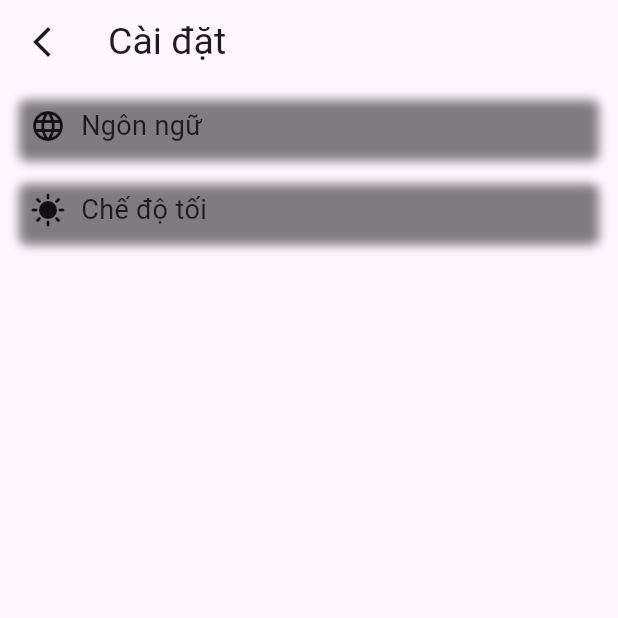
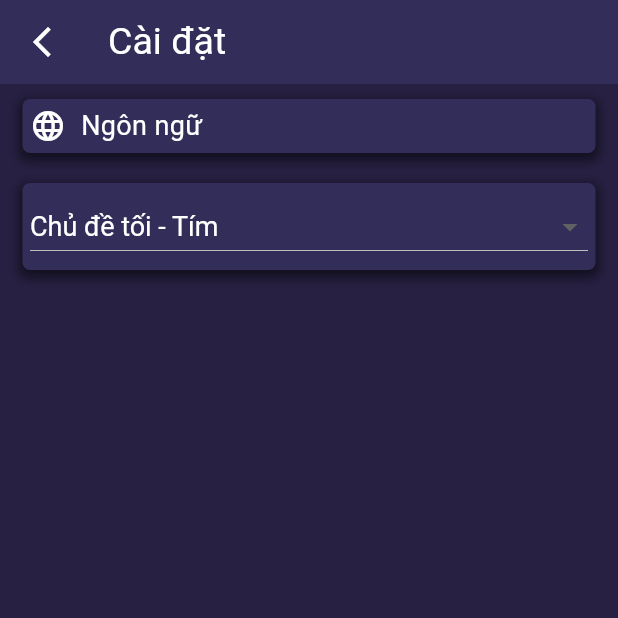
Before and after one commit to PhamVietTuong/Cinema, a Flutter app: the SettingsScreen screen opened directly, on a phone screen of 412 x 824 dp, the top half of it. Run offline on Flutter 3.47's test engine with Material 3 defaults, Android fonts, the phone set to English and light mode, and no system bars; our stand-ins replace curved_labeled_navigation_bar, qr_flutter, shared_preferences, webview_flutter; missing offline and left inert: signalr_netcore; accounts and stored records are empty; network calls fail.

Commit message:
Change ui style app from config

```diff
--- a/cinema_app/lib/config.dart
+++ b/cinema_app/lib/config.dart
@@ -1,47 +1,43 @@
-
 import 'package:flutter/material.dart';
 import 'package:intl/intl.dart';
 import 'package:shared_preferences/shared_preferences.dart';
 
-
 //var serverUrl = 'https://10.0.2.2:7209';
 var serverUrl = 'http://103.104.122.137:9000';
 
-
-
 class Styles {
-  static const backgroundColor = {
+  static const Map<String, Color> backgroundColor = {
     "dark_purple": Color(0xFF272042),
   };
-  static const backgroundContent = {
+  static const Map<String, Color> backgroundContent = {
     "dark_purple": Color(0xFF332E59),
     "light_purple": Colors.white
   };
-  static const btnColor = {
+  static const Map<String, Color> btnColor = {
     "dark_purple": Color(0xff802ef7),
     "light_purple": Colors.white
   };
-  static const boldTextColor = {
+  static const Map<String, Color> boldTextColor = {
     "dark_purple": Color(0xffffffff),
     "light_purple": Colors.white
   };
-  static const textColor = {
+  static const Map<String, Color> textColor = {
     "dark_purple": Color(0xffcccbd5),
     "light_purple": Colors.white
   };
-  static const gradientTop = {
+  static const Map<String, Color> gradientTop = {
     "dark_purple": Color(0xff802ef7),
     "light_purple": Colors.white
   };
-  static const gradientBot = {
+  static const Map<String, Color> gradientBot = {
     "dark_purple": Color(0xffB654C3),
     "light_purple": Colors.white
   };
-  static const titleColor = {
+  static const Map<String, Color> titleColor = {
     "dark_purple": Color(0xff774ECB),
     "light_purple": Colors.white
   };
-  static const textSelectionColor = {
+  static const Map<String, Color> textSelectionColor = {
     "dark_purple": Color(0xffF3F647),
     "light_purple": Colors.white
   };
@@ -87,6 +83,7 @@ class Config {
   }
 
   static Future<void> loadMode() async {
+     // _prefs.remove(Constants.themeModeKey);
     themeMode = _prefs.getString(Constants.themeModeKey);
     if (themeMode == null) {
       await setThemeMode(Constants.defaultTheme);
@@ -100,12 +97,12 @@ class Config {
 class Constants {
   static const String themeModeKey = "themeMode";
   static const String languageModeKey = "languageMode";
-  static const String defaultTheme = "darkPurple";
+  static const String defaultTheme = darkPurpleTheme;
 
-  static const String darkPurpleTheme = "darkPurple";
-  static const String lightPurpleTheme = "light";
-  static final List<Map<String, String>> themes = [
-    {darkPurpleTheme: "Chủ đề tối - Tím"},
-    {lightPurpleTheme: "Chủ đề sáng - Tím"},
-  ];
+  static const String darkPurpleTheme = "dark_purple";
+  static const String lightPurpleTheme = "light_purple";
+  static final Map<String, String> themes = {
+    darkPurpleTheme: "Chủ đề tối - Tím",
+    lightPurpleTheme: "Chủ đề sáng - Tím",
+  };
 }
--- a/cinema_app/lib/views/Account/setting_screen.dart
+++ b/cinema_app/lib/views/Account/setting_screen.dart
@@ -73,7 +73,6 @@ class _SettingsScreenState extends State<SettingsScreen> {
                         )
                       ],
                     ),
-
                   ],
                 ),
               ),
@@ -93,28 +92,24 @@ class _SettingsScreenState extends State<SettingsScreen> {
                     ),
                   ],
                 ),
-                child: Row(
-                  mainAxisAlignment: MainAxisAlignment.spaceBetween,
-                  children: [
-                    Row(
-                      children: [
-                        Icon(
-                          Icons.sunny,
-                          color: Styles.boldTextColor[Config.themeMode],
-                        ),
-                        const SizedBox(
-                          width: 10,
-                        ),
-                        Text(
-                          "Chế độ tối",
-                          style: TextStyle(
-                              fontSize: Styles.titleFontSize,
-                              color: Styles.boldTextColor[Config.themeMode]),
-                        ),
-                      ],
-                    ),
-                  ],
-                ),
+                child: DropdownButton(
+                    value: Config.themeMode,
+                    dropdownColor: Styles.backgroundContent[Config.themeMode],
+                    style: TextStyle(
+                        color: Styles.boldTextColor[Config.themeMode],
+                        fontSize: Styles.titleFontSize),
+                    isExpanded: true,
+                    items: Constants.themes.entries
+                        .map((e) => DropdownMenuItem(
+                              value: e.key,
+                              child: Text(e.value),
+                            ))
+                        .toList(),
+                    onChanged: (e) {
+                      setState(() {
+                        Config.setThemeMode(e!);
+                      });
+                    }),
               ),
             ]),
           ),
```
Also changed, not shown: cinema_app/lib/main.dart (+2 -6 lines), cinema_app/lib/views/Account/login_screen.dart (+5 -5 lines), cinema_app/lib/views/detail/movie_detail.dart (+18 -18 lines), cinema_app/lib/views/home_screen.dart (+20 -20 lines), cinema_app/lib/views/search_movie.dart (+18 -18 lines).
